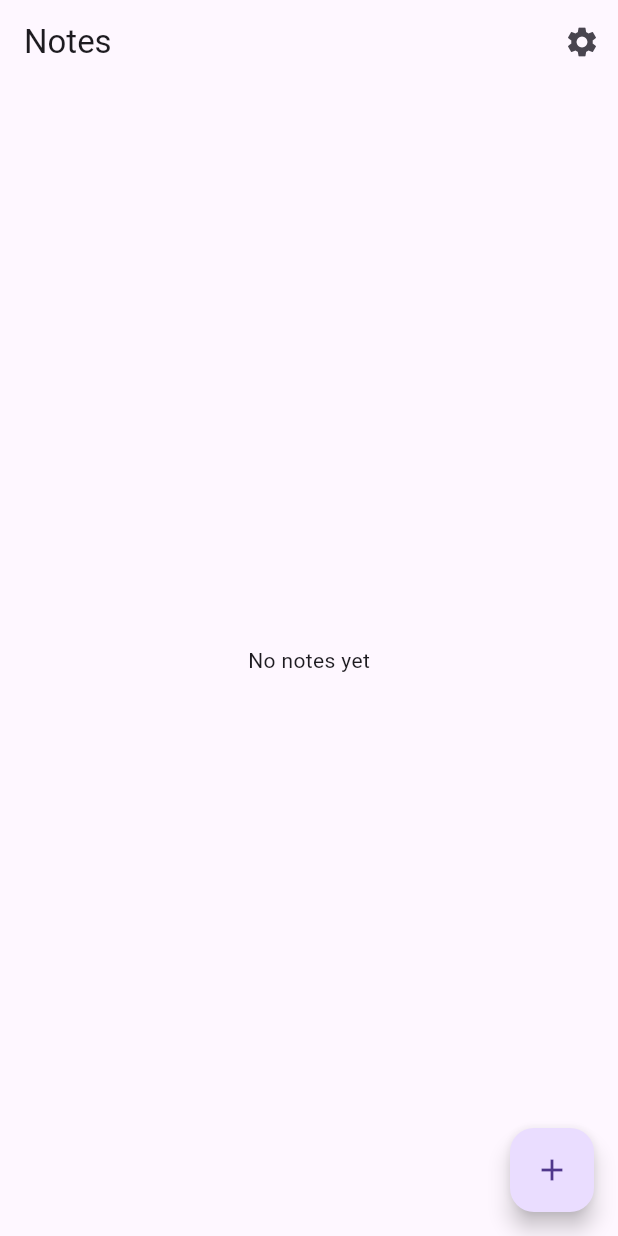
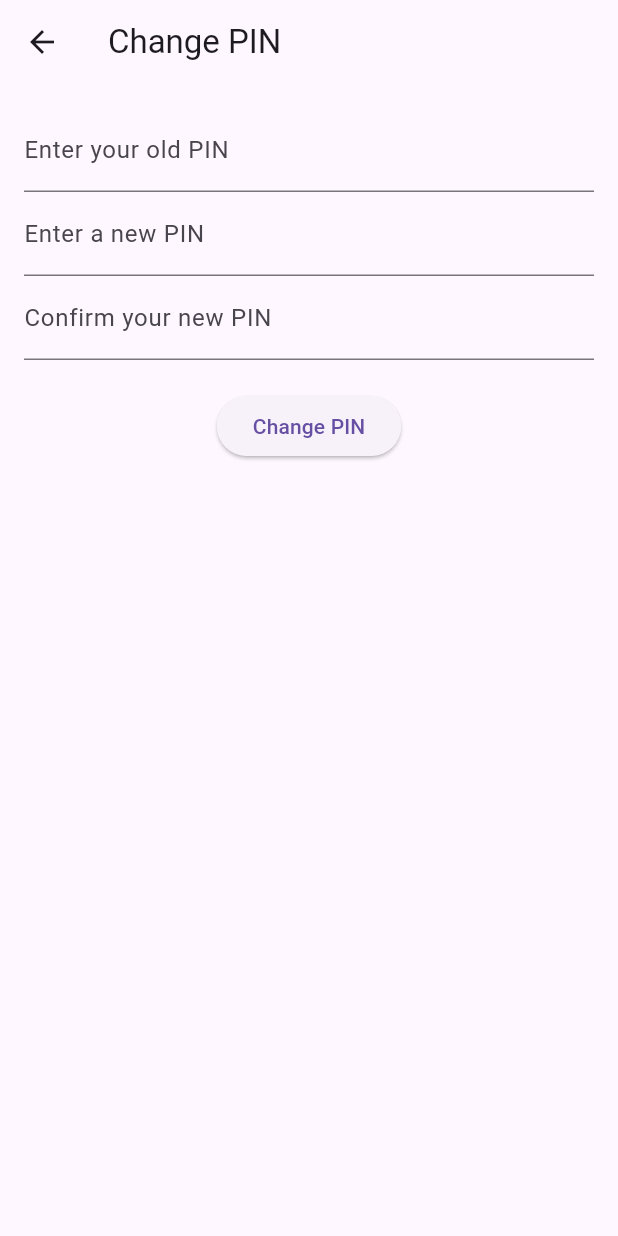
Before and after one commit to leo140803/final-exam-ambw, a Flutter app: the HomeScreen screen opened directly, after a tap on the "settings" icon, on a phone screen of 412 x 824 dp. Run offline on Flutter 3.47's test engine with Material 3 defaults, Android fonts, the phone set to English and light mode, and no system bars; our stand-ins replace hive, hive_flutter; accounts and stored records are empty.

Commit message:
feat: change pin

```diff
--- a/lib/main.dart
+++ b/lib/main.dart
@@ -1,5 +1,6 @@
 import 'package:flutter/material.dart';
 import 'package:flutter_application_1/login.dart';
+import 'package:flutter_application_1/setting.dart';
 import 'package:hive/hive.dart';
 import 'package:hive_flutter/hive_flutter.dart';
 import 'package:path_provider/path_provider.dart';
@@ -29,6 +30,7 @@ class MainApp extends StatelessWidget {
       home: LoginScreen(),
       routes: {
         '/login': (context) => LoginScreen(),
+        '/settings': (context) => PinSettingsScreen()
       },
     );
   }
--- /dev/null
+++ b/lib/setting.dart
@@ -0,0 +1,100 @@
+import 'package:flutter/material.dart';
+import 'package:hive/hive.dart';
+
+class PinSettingsScreen extends StatefulWidget {
+  @override
+  _PinSettingsScreenState createState() => _PinSettingsScreenState();
+}
+
+class _PinSettingsScreenState extends State<PinSettingsScreen> {
+  TextEditingController _oldPinController = TextEditingController();
+  TextEditingController _newPinController = TextEditingController();
+  TextEditingController _confirmPinController = TextEditingController();
+  final _formKey = GlobalKey<FormState>();
+
+  void _changePin() async {
+    if (_formKey.currentState!.validate()) {
+      var box = Hive.box('settings');
+      String currentPin = box.get('pin', defaultValue: '');
+      if (_oldPinController.text == currentPin) {
+        if (_newPinController.text == _confirmPinController.text) {
+          await box.put('pin', _newPinController.text);
+          Navigator.pop(context);
+          ScaffoldMessenger.of(context).showSnackBar(SnackBar(content: Text("PIN changed successfully")));
+        } else {
+          ScaffoldMessenger.of(context).showSnackBar(SnackBar(content: Text("New PIN does not match")));
+        }
+      } else {
+        ScaffoldMessenger.of(context).showSnackBar(SnackBar(content: Text("Incorrect old PIN")));
+      }
+    }
+  }
+
+  @override
+  Widget build(BuildContext context) {
+    return Scaffold(
+      appBar: AppBar(
+        title: Text("Change PIN"),
+      ),
+      body: Form(
+        key: _formKey,
+        child: Padding(
+          padding: EdgeInsets.all(16.0),
+          child: Column(
+            children: <Widget>[
+              TextFormField(
+                controller: _oldPinController,
+                decoration: InputDecoration(labelText: 'Enter your old PIN'),
+                obscureText: true,
+                keyboardType: TextInputType.number,
+                validator: (value) {
+                  if (value == null || value.isEmpty) {
+                    return 'Please enter your old PIN';
+                  }
+                  return null;
+                },
+              ),
+              TextFormField(
+                controller: _newPinController,
+                decoration: InputDecoration(labelText: 'Enter a new PIN'),
+                obscureText: true,
+                keyboardType: TextInputType.number,
+                validator: (value) {
+                  if (value == null || value.isEmpty) {
+                    return 'Please enter a new PIN';
+                  }
+                  return null;
+                },
+              ),
+              TextFormField(
+                controller: _confirmPinController,
+                decoration: InputDecoration(labelText: 'Confirm your new PIN'),
+                obscureText: true,
+                keyboardType: TextInputType.number,
+                validator: (value) {
+                  if (value == null || value.isEmpty) {
+                    return 'Please confirm your new PIN';
+                  }
+                  return null;
+                },
+              ),
+              SizedBox(height: 20),
+              ElevatedButton(
+                onPressed: _changePin,
+                child: Text('Change PIN'),
+              ),
+            ],
+          ),
+        ),
+      ),
+    );
+  }
+
+  @override
+  void dispose() {
+    _oldPinController.dispose();
+    _newPinController.dispose();
+    _confirmPinController.dispose();
+    super.dispose();
+  }
+}
```
